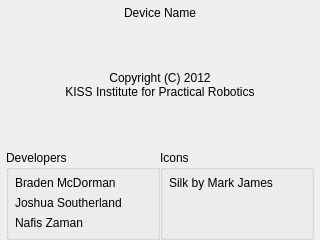
Old version of the form ui/AboutWidget.ui in the repository kipr/botui.
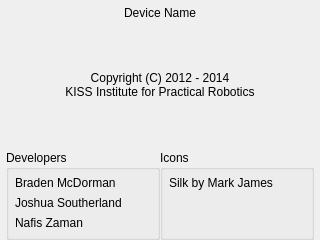
New version of the form.

```diff
--- a/ui/AboutWidget.ui
+++ b/ui/AboutWidget.ui
@@ -58,7 +58,7 @@
    <item>
     <widget class="QLabel" name="label_5">
      <property name="text">
-      <string>Copyright (C) 2012</string>
+      <string>Copyright (C) 2012 - 2014</string>
      </property>
      <property name="alignment">
       <set>Qt::AlignCenter</set>
```
